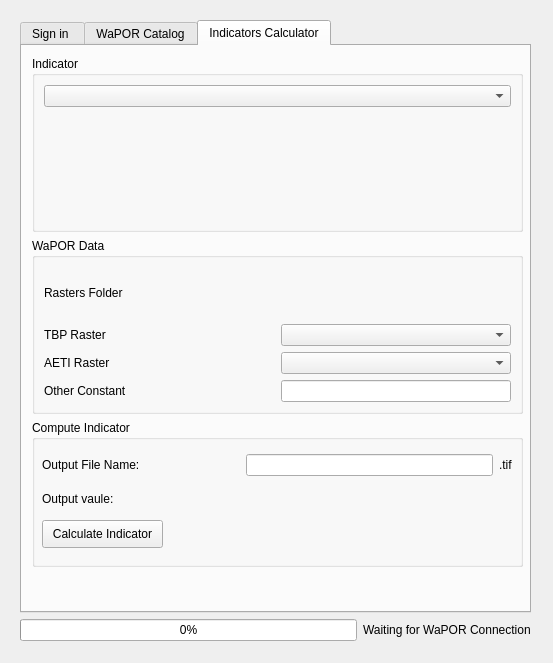
Above: wap_plugin_dialog_base.ui from WAGIS/wap_plugin before the change. Below: the same form after it.
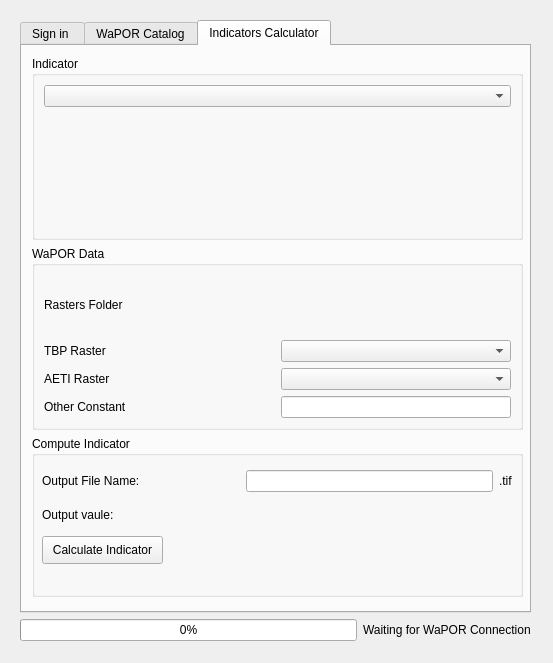
That is the form after the change. The open tabs and pages were chosen to show the change. Custom widgets are drawn as their Qt base class.

Commit message: UI modified to make calculate button fully visible

The edit to the form file:
```diff
--- a/wap_plugin_dialog_base.ui
+++ b/wap_plugin_dialog_base.ui
@@ -547,10 +547,10 @@
           <x>10</x>
           <y>10</y>
           <width>491</width>
-          <height>511</height>
+          <height>541</height>
          </rect>
         </property>
-        <layout class="QVBoxLayout" name="verticalLayout_2" stretch="6,6,5">
+        <layout class="QVBoxLayout" name="verticalLayout_2" stretch="8,8,7">
          <item>
           <widget class="QGroupBox" name="indicatorBox">
            <property name="title">
```
